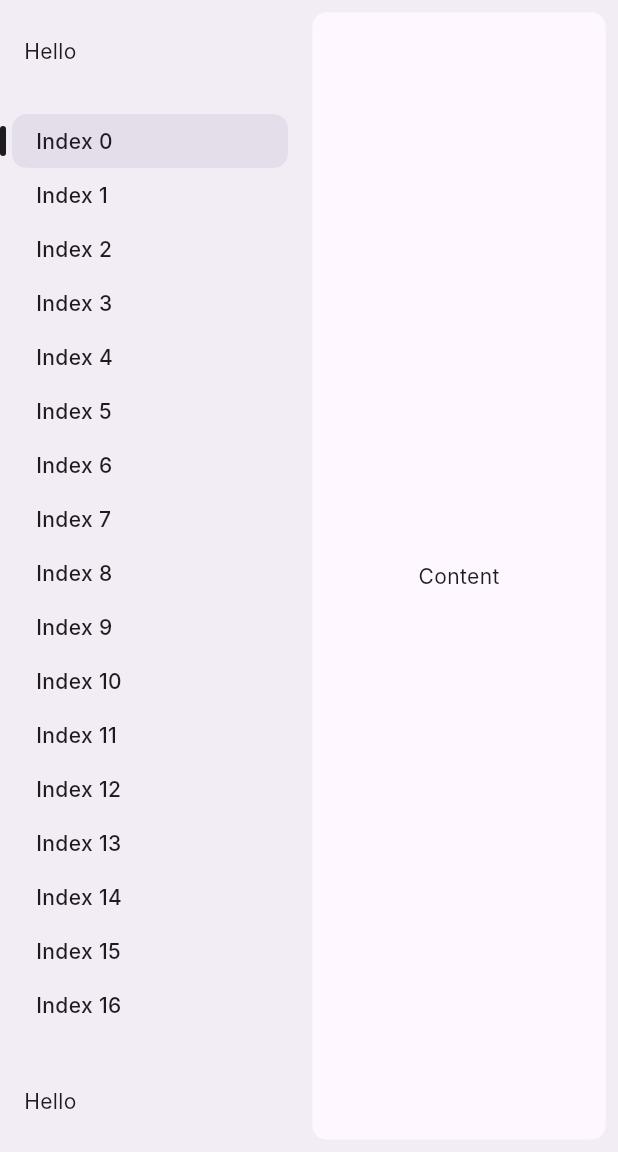
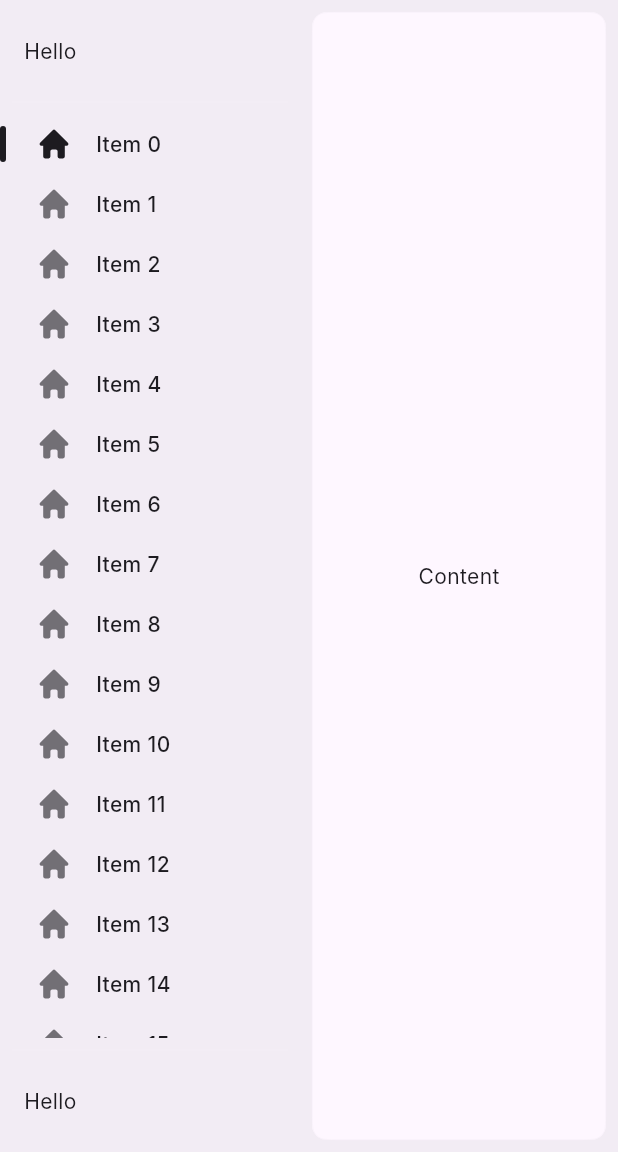
Before and after one commit to bsolca/ez-ui-flutter, a Flutter app: the screen it shows after launch, on a phone screen of 412 x 824 dp, the part 84-1236 px from its top. Run offline on Flutter 3.47's test engine with Material 3 defaults, Android fonts, the light colour scheme and no system bars; drawn by our look-alikes of dropdown_button2; our stand-ins replace flutter_riverpod, flutter_svg, freezed_annotation, go_router, hive, hive_flutter and 1 more; missing offline and left inert: country_flags, quick_log; accounts and stored records are empty; generated files the repository leaves out were written again; Roboto replaces fonts that are missing (Inter).

Commit message:
Add icon

```diff
--- /dev/null
+++ b/lib/src/shared/sidebar/model/sidebar_item_data.codegen.dart
@@ -0,0 +1,20 @@
+import 'package:flutter/material.dart';
+import 'package:freezed_annotation/freezed_annotation.dart';
+
+part 'sidebar_item_data.codegen.freezed.dart';
+
+/// A data model representing a sidebar item with text and an optional icon.
+@freezed
+class SidebarItemData with _$SidebarItemData {
+  /// Creates a [SidebarItemData] instance.
+  const factory SidebarItemData({
+    /// The text label of the sidebar item.
+    required String text,
+
+    /// The path to the SVG icon asset.
+    required String iconPath,
+
+    /// onTap VoidCallback
+    required VoidCallback onTap,
+  }) = _SidebarItemData;
+}
--- a/lib/src/shared/sidebar/sidebar.dart
+++ b/lib/src/shared/sidebar/sidebar.dart
@@ -1,6 +1,7 @@
 // sidebar.dart
 import 'package:flutter/material.dart';
 import 'package:impostor/src/shared/measuring_widget/measuring_widget.dart';
+import 'package:impostor/src/shared/sidebar/model/sidebar_item_data.codegen.dart';
 import 'package:impostor/src/shared/sidebar/sidebar_consts.dart';
 import 'package:impostor/src/shared/sidebar/sidebar_footer.dart';
 import 'package:impostor/src/shared/sidebar/sidebar_header.dart';
@@ -40,8 +41,8 @@ class Sidebar extends StatefulWidget {
   /// An optional dropdown widget displayed in the header.
   final Widget? headerDropdown;
 
-  /// The list of item labels to display in the sidebar.
-  final List<String> items;
+  /// The list of items to display in the sidebar.
+  final List<SidebarItemData> items;
 
   /// The index of the currently selected item.
   final int currentIndex;
@@ -69,10 +70,9 @@ class _SidebarState extends State<Sidebar> {
   Widget build(BuildContext context) {
     final colorScheme = Theme.of(context).colorScheme;
 
-    // Determine the sidebar background color based on the flag
-    final sidebarBackgroundColor = SidebarConsts.getSidebarBackgroundColor(
-      colorScheme,
-    );
+    // Determine the sidebar background color based on the color scheme
+    final sidebarBackgroundColor =
+    SidebarConsts.getSidebarBackgroundColor(colorScheme);
 
     // Define the divider widget using constants and dynamic colors
     final divider = Padding(
@@ -86,7 +86,7 @@ class _SidebarState extends State<Sidebar> {
     return SizedBox(
       width: SidebarConsts.sidebarWidth,
       child: ColoredBox(
-        color: sidebarBackgroundColor,
+        color: sidebarBackgroundColor, // Set the background color
         child: Column(
           children: [
             SidebarHeader(
@@ -104,6 +104,7 @@ class _SidebarState extends State<Sidebar> {
                       controller: widget.scrollController,
                       itemCount: widget.items.length,
                       itemBuilder: (context, index) {
+                        final item = widget.items[index];
                         return MeasuringWidget(
                           onSize: (size) => widget.updateItemHeight(
                             index,
@@ -112,9 +113,13 @@ class _SidebarState extends State<Sidebar> {
                           child: Padding(
                             padding: SidebarConsts.itemPadding,
                             child: SidebarItem(
-                              text: widget.items[index],
+                              text: item.text,
+                              iconPath: item.iconPath,
                               isSelected: index == widget.currentIndex,
-                              onTap: () => widget.onItemTap(index),
+                              onTap: () {
+                                widget.onItemTap(index);
+                                item.onTap.call();
+                              },
                             ),
                           ),
                         );
@@ -125,9 +130,8 @@ class _SidebarState extends State<Sidebar> {
                     scrollController: widget.scrollController,
                     itemHeights: widget.itemHeights,
                     selectedIndex: widget.currentIndex,
-                    indicatorColor: SidebarConsts.getIndicatorColor(
-                      colorScheme,
-                    ),
+                    indicatorColor:
+                    SidebarConsts.getIndicatorColor(colorScheme),
                     indicatorPadding: SidebarConsts.indicatorPadding,
                   ),
                 ],
--- a/lib/src/shared/sidebar/sidebar_consts.dart
+++ b/lib/src/shared/sidebar/sidebar_consts.dart
@@ -48,7 +48,6 @@ class SidebarConsts {
         : colorScheme.surfaceContainer;
   }
 
-
   // *******************
   // sidebar_footer.dart
   // *******************
@@ -56,16 +55,16 @@ class SidebarConsts {
   /// Padding for sidebar footer
   static const EdgeInsets footerPadding = EdgeInsets.all(16);
 
-  // *******************
+  // ***********
   // sidebar_header.dart
-  // *******************
+  // ***********
 
   /// Padding for sidebar header
   static const EdgeInsets headerPadding = EdgeInsets.all(16);
 
-  // *****************
+  // ***********
   // sidebar_item.dart
-  // *****************
+  // ***********
 
   /// Animation duration for sidebar items
   static const Duration animationDuration = Duration(milliseconds: 200);
@@ -105,4 +104,32 @@ class SidebarConsts {
       ),
     );
   }
+
+  // ***********
+  // sidebar_item.dart - New Constants
+  // ***********
+
+  /// Padding to the right of the icon in SidebarItem
+  static const EdgeInsets sidebarItemIconPadding = EdgeInsets.only(right: 16);
+
+  /// Size of the SVG icon in SidebarItem
+  static const double sidebarItemIconSize = 24;
+
+  /// Blend mode for the SVG icon color filter
+  static const BlendMode sidebarItemIconBlendMode = BlendMode.srcIn;
+
+  /// Icon color when hovered
+  static Color getSidebarItemIconHoverColor(ColorScheme colorScheme) {
+    return colorScheme.onSurface;
+  }
+
+  /// Icon color when not hovered and not selected
+  static Color getSidebarItemIconDefaultColor(ColorScheme colorScheme) {
+      return colorScheme.onSurface.withOpacity(0.6);
+  }
+
+  /// Icon color when selected and not hovered
+  static Color getSidebarItemIconSelectedColor(ColorScheme colorScheme) {
+    return colorScheme.onSurface;
+  }
 }
--- a/lib/src/shared/sidebar/sidebar_item.dart
+++ b/lib/src/shared/sidebar/sidebar_item.dart
@@ -1,21 +1,24 @@
 // sidebar_item.dart
 import 'package:flutter/material.dart';
+import 'package:flutter_svg/flutter_svg.dart';
 import 'package:impostor/src/shared/sidebar/sidebar_consts.dart';
 
 /// A [SidebarItem] widget that represents a single item in the sidebar.
 ///
-/// This widget displays text and indicates selection status.
+/// This widget displays an optional icon, text, and indicates selection status.
 /// It handles tap interactions to notify when the item is selected.
 /// It also provides hover and splash effects for better user interaction.
 class SidebarItem extends StatefulWidget {
   /// Creates a [SidebarItem] widget.
   ///
   /// The [text], [isSelected], and [onTap] parameters are required.
+  /// The [iconPath] parameter is optional and can be used to display an icon.
   const SidebarItem({
     super.key,
     required this.text,
     required this.isSelected,
     required this.onTap,
+    this.iconPath,
   });
 
   /// The text label of the sidebar item.
@@ -27,22 +30,46 @@ class SidebarItem extends StatefulWidget {
   /// Callback invoked when the sidebar item is tapped.
   final VoidCallback onTap;
 
+  /// The path to the SVG icon asset.
+  final String? iconPath;
+
   @override
   State<SidebarItem> createState() => _SidebarItemState();
 }
 
 class _SidebarItemState extends State<SidebarItem> {
+  bool _isHovered = false;
+
   @override
   Widget build(BuildContext context) {
     final colorScheme = Theme.of(context).colorScheme;
 
-    return AnimatedContainer(
+    // Determine the icon color based on hover and selection states
+    Color iconColor;
+    if (_isHovered) {
+      iconColor = SidebarConsts.getSidebarItemIconHoverColor(colorScheme);
+    } else if (widget.isSelected) {
+      iconColor = SidebarConsts.getSidebarItemIconSelectedColor(colorScheme);
+    } else {
+      iconColor = SidebarConsts.getSidebarItemIconDefaultColor(colorScheme);
+    }
+
+    return MouseRegion(
+      onEnter: (_) {
+        setState(() {
+          _isHovered = true;
+        });
+      },
+      onExit: (_) {
+        setState(() {
+          _isHovered = false;
+        });
+      },
+      cursor: SystemMouseCursors.click, // Optional: Change cursor on hover
+      child: AnimatedContainer(
         duration: SidebarConsts.animationDuration,
         decoration: ShapeDecoration(
           shape: SidebarConsts.getSidebarItemShapeBorder(),
-        color: widget.isSelected
-            ? colorScheme.primary.withOpacity(0.1)
-            : Colors.transparent, // Example selected color
         ),
         child: Material(
           color: Colors.transparent,
@@ -53,12 +80,31 @@ class _SidebarItemState extends State<SidebarItem> {
             ),
             borderRadius:
             BorderRadius.circular(SidebarConsts.sidebarItemInkWellBorderRadius),
-          child: Container(
-            alignment: Alignment.centerLeft,
+            child: Padding(
               padding: SidebarConsts.sidebarItemContentPadding,
+              child: Row(
+                children: [
+                  if (widget.iconPath != null)
+                    Padding(
+                      padding: SidebarConsts.sidebarItemIconPadding,
+                      child: SvgPicture.asset(
+                        widget.iconPath!,
+                        width: SidebarConsts.sidebarItemIconSize,
+                        height: SidebarConsts.sidebarItemIconSize,
+                        colorFilter: ColorFilter.mode(
+                          iconColor,
+                          SidebarConsts.sidebarItemIconBlendMode,
+                        ),
+                      ),
+                    ),
+                  Expanded(
                     child: Text(
                       widget.text,
                       style: SidebarConsts.sidebarItemTextStyle,
+                    ),
+                  ),
+                ],
+              ),
             ),
           ),
         ),
--- a/lib/src/shared/sidebar_layout/sidebar_layout.dart
+++ b/lib/src/shared/sidebar_layout/sidebar_layout.dart
@@ -1,4 +1,6 @@
+// sidebar_layout.dart
 import 'package:flutter/material.dart';
+import 'package:impostor/src/shared/sidebar/model/sidebar_item_data.codegen.dart';
 import 'package:impostor/src/shared/sidebar/sidebar.dart';
 import 'package:impostor/src/shared/squircle/squircle.dart';
 
@@ -39,8 +41,8 @@ class _SidebarLayoutState extends State<SidebarLayout> {
   /// Controller for managing the scroll position of the sidebar.
   final ScrollController _scrollController = ScrollController();
 
-  /// The list of sidebar item labels.
-  late final List<String> items;
+  /// The list of sidebar items.
+  late final List<SidebarItemData> items;
 
   /// The heights of each sidebar item.
   final List<double> _itemHeights = [];
@@ -48,8 +50,14 @@ class _SidebarLayoutState extends State<SidebarLayout> {
   @override
   void initState() {
     super.initState();
-    // Generate a list of 25 sidebar items labeled 'Index 0' to 'Index 24'.
-    items = List.generate(25, (index) => 'Index $index');
+    // Initialize a list of 25 sidebar items with optional icons.
+    items = List.generate(25, (index) {
+      return SidebarItemData(
+        text: 'Item $index',
+        iconPath: 'assets/hero_icons/home-mini.svg',
+        onTap: () => print('Item $index tapped'),
+      );
+    });
     // Initialize the item heights with zeros.
     _itemHeights.addAll(List<double>.filled(items.length, 0));
   }
--- a/pubspec.yaml
+++ b/pubspec.yaml
@@ -52,6 +52,7 @@ flutter:
   assets:
     - assets/images/avatar/
     - assets/images/medals/
+    - assets/hero_icons/
 
 fonts:
   - family: Prototype
```
Also changed, not shown: assets/hero_icons/home-mini.svg (added), lib/src/shared/sidebar/model/sidebar_item_data.codegen.freezed.dart (added), lib/src/utils/routing/go_router_provider.codegen.g.dart. Lines whose indentation alone changed are shown as unchanged.
